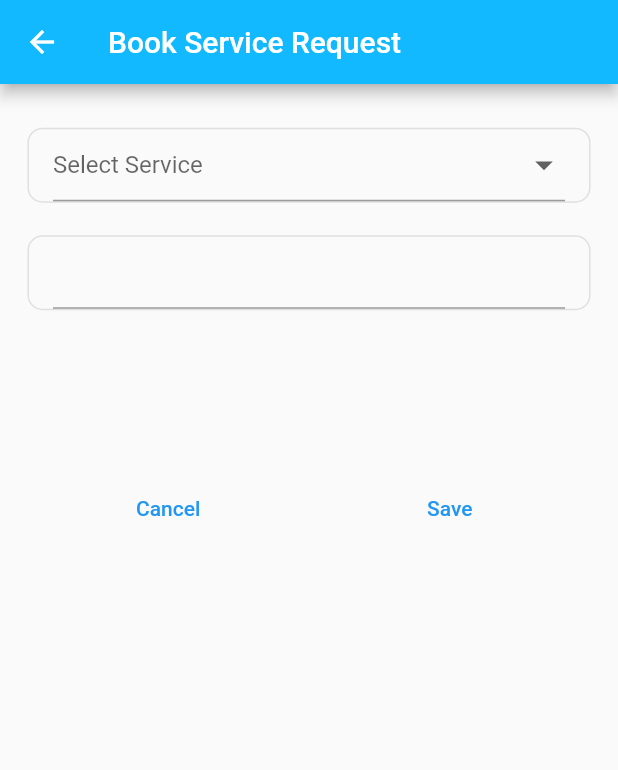
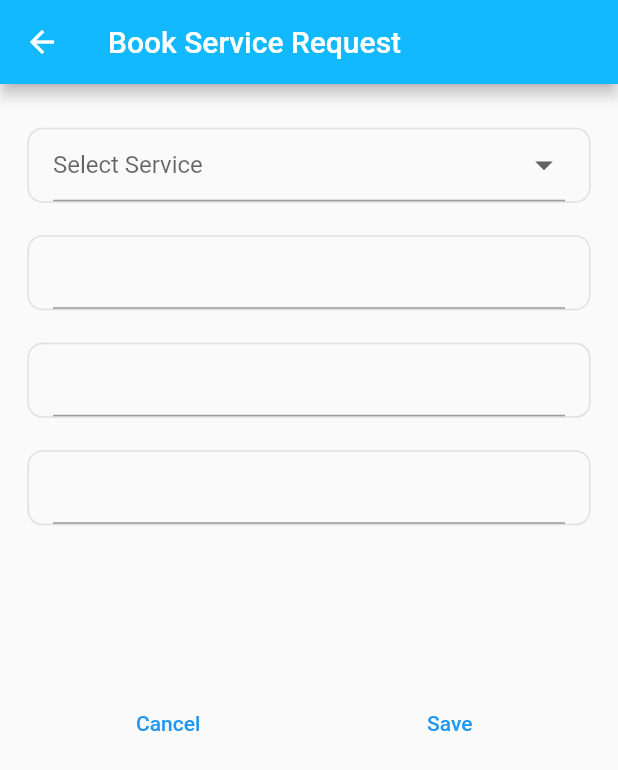
Before and after one commit to alessandrorepola/bankease, a Flutter app: the AddRequestPage screen opened by its route, on a phone screen of 412 x 824 dp. Shown: the top 770 px of the screen. Run offline on Flutter 3.47's test engine with Material 2 defaults, Android fonts, the light colour scheme and no system bars; our stand-ins replace bloc, bloc_concurrency, cloud_firestore, dartz, equatable, firebase_auth and 10 more; missing offline and left inert: app_settings; accounts and stored records are empty.

Commit message:
Fix request undo, and request update

```diff
--- a/lib/core/firestore_crud_operations.dart
+++ b/lib/core/firestore_crud_operations.dart
@@ -54,12 +54,6 @@ class FirestoreCrudOperations<T extends FirestoreDocumentModel> {
     await _collectionWithConverter.doc(id).delete();
   }
 
-  Future<void> update(
-    T data,
-  ) async {
-    await _collectionWithConverter.doc(data.id).update(data.toMap());
-  }
-
   Future<T?> getOne(
     String id,
   ) async {
--- a/lib/features/requests/domain/repositories/requests_repo.dart
+++ b/lib/features/requests/domain/repositories/requests_repo.dart
@@ -17,8 +17,9 @@ abstract class RequestsRepo {
 
   /// Add a new [Request].
   ///
-  /// If a [Request] with the same id already exists, it will be replaced.
-  /// If a [Request] is add saccesfully return [RequestNotFoundFailure]
+  /// Use only the required parameters to create a new request, specified with [AddRequestParams]
+  /// The id of request is automatically created
+  /// If a [Request] is add saccesfully return [Request]
   Future<Either<Failure, Request>> add(AddRequestParams addRequestParams);
 
   /// Saves changes of a [Request] .
--- a/lib/features/requests/domain/use_cases/undo_delete_request_use_case.dart
+++ b/lib/features/requests/domain/use_cases/undo_delete_request_use_case.dart
@@ -20,8 +20,7 @@ class UndoDeleteRequestUseCase implements FailureUseCase<Unit, Request> {
     result.fold(
       (l) => null,
       (r) => sl<LocalNotificationService>()
-          .scheduleNotificationWhenThirtyMinutsLeftFrom(
-              request.serviceDT, request),
+          .scheduleNotificationWhenThirtyMinutsLeftFrom(request),
     );
     return result;
   }
--- a/lib/features/requests/presentation/manager/add_request/add_request_manager.dart
+++ b/lib/features/requests/presentation/manager/add_request/add_request_manager.dart
@@ -40,6 +40,6 @@ class AddRequestManager extends StateNotifier<AddRequestState> {
     result.fold(
         (l) => null,
         (r) => sl<LocalNotificationService>()
-            .scheduleNotificationWhenThirtyMinutsLeftFrom(serviceDT, r));
+            .scheduleNotificationWhenThirtyMinutsLeftFrom(r));
   }
 }
--- a/lib/features/requests/presentation/manager/branches_bloc/branches_bloc.dart
+++ b/lib/features/requests/presentation/manager/branches_bloc/branches_bloc.dart
@@ -11,7 +11,7 @@ import 'package:stream_transform/stream_transform.dart';
 part 'branches_event.dart';
 part 'branches_state.dart';
 
-const _branchesLimit = 20;
+const _branchesLimit = 150;
 const throttleDuration = Duration(milliseconds: 100);
 
 EventTransformer<E> throttleDroppable<E>(Duration duration) {
--- a/lib/features/requests/presentation/pages/add_request_page.dart
+++ b/lib/features/requests/presentation/pages/add_request_page.dart
@@ -1,3 +1,5 @@
+import 'dart:developer';
+
 import 'package:bankease/features/requests/domain/entities/request.dart';
 import 'package:bankease/features/requests/domain/use_cases/get_filtered_branches_use_case.dart';
 import 'package:bankease/features/requests/presentation/manager/branches_bloc/branches_bloc.dart';
@@ -11,6 +13,8 @@ import 'package:flutter_screenutil/flutter_screenutil.dart';
 class AddRequestPage extends ConsumerWidget {
   AddRequestPage({Key? key}) : super(key: key);
   final _formKey = GlobalKey<FormState>();
+  final _provinceTextController = TextEditingController();
+  final _cityTextController = TextEditingController();
 
   @override
   Widget build(BuildContext context, ref) {
@@ -73,6 +77,40 @@ class AddRequestPage extends ConsumerWidget {
                           Border.all(width: 1.0, color: Colors.grey.shade300),
                       borderRadius: BorderRadius.circular(10.0),
                     ),
+                    child: TextField(
+                      controller: _provinceTextController,
+                      onSubmitted: (value) {
+                        _provinceTextController.text = value;
+                        log(_provinceTextController.text);
+                      },
+                    ),
+                  ),
+                  SizedBox(height: 20.h),
+                  Container(
+                    height: 50.0,
+                    padding: const EdgeInsets.only(left: 16.0, right: 16.0),
+                    decoration: BoxDecoration(
+                      border:
+                          Border.all(width: 1.0, color: Colors.grey.shade300),
+                      borderRadius: BorderRadius.circular(10.0),
+                    ),
+                    child: TextField(
+                      controller: _cityTextController,
+                      onSubmitted: (value) {
+                        _cityTextController.text = value;
+                        log(_cityTextController.text);
+                      },
+                    ),
+                  ),
+                  SizedBox(height: 20.h),
+                  Container(
+                    height: 50.0,
+                    padding: const EdgeInsets.only(left: 16.0, right: 16.0),
+                    decoration: BoxDecoration(
+                      border:
+                          Border.all(width: 1.0, color: Colors.grey.shade300),
+                      borderRadius: BorderRadius.circular(10.0),
+                    ),
                     child: BlocProvider(
                       create: (_) => BranchesBloc(GetFilteredBranchesUseCase())
                         ..add(BranchesFetched()),
```
Also changed, not shown: lib/core/services/local_notification_service/local_notification_service.dart (+8 -18 lines), lib/features/requests/data/repositories/requests_repo_impl.dart (+18 -12 lines), lib/features/requests/domain/use_cases/add_request_use_case.dart (+3 -7 lines).
